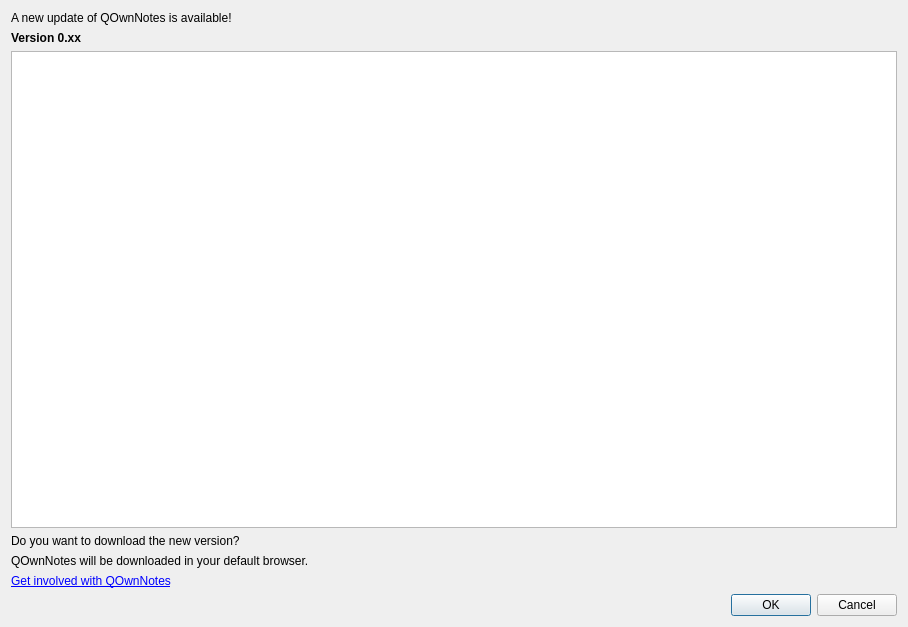
The window that src/dialogs/updatedialog.ui (pbek/QOwnNotes) describes before a commit, drawn with Qt 5.
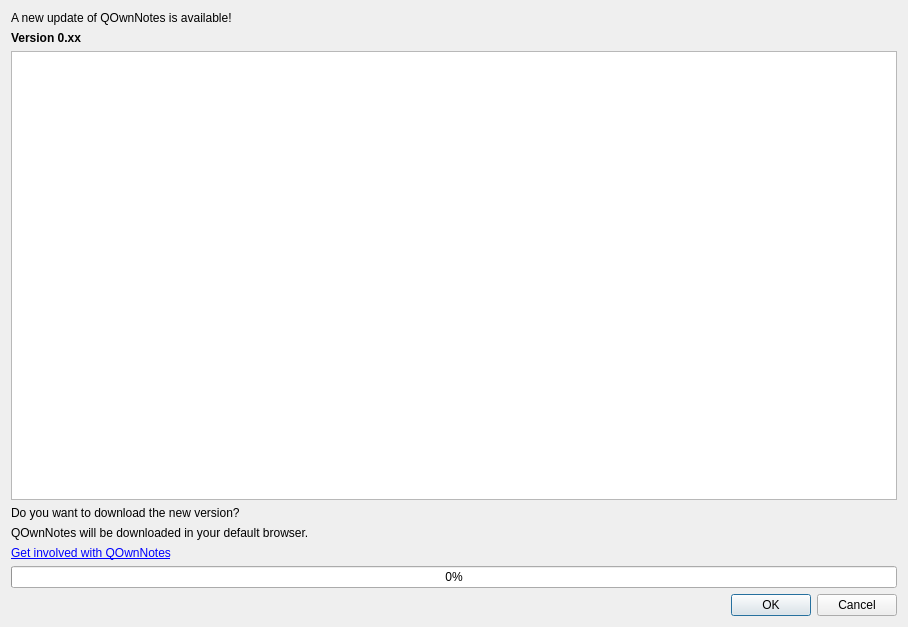
The same window after the commit. Icons and pictures are not drawn.

```diff
--- a/src/dialogs/updatedialog.ui
+++ b/src/dialogs/updatedialog.ui
@@ -49,8 +49,8 @@
         <string notr="true">&lt;!DOCTYPE HTML PUBLIC &quot;-//W3C//DTD HTML 4.0//EN&quot; &quot;http://www.w3.org/TR/REC-html40/strict.dtd&quot;&gt;
 &lt;html&gt;&lt;head&gt;&lt;meta name=&quot;qrichtext&quot; content=&quot;1&quot; /&gt;&lt;style type=&quot;text/css&quot;&gt;
 p, li { white-space: pre-wrap; }
-&lt;/style&gt;&lt;/head&gt;&lt;body style=&quot; font-family:'Sans Serif'; font-size:9pt; font-weight:400; font-style:normal;&quot;&gt;
-&lt;p style=&quot;-qt-paragraph-type:empty; margin-top:0px; margin-bottom:0px; margin-left:0px; margin-right:0px; -qt-block-indent:0; text-indent:0px;&quot;&gt;&lt;br /&gt;&lt;/p&gt;&lt;/body&gt;&lt;/html&gt;</string>
+&lt;/style&gt;&lt;/head&gt;&lt;body style=&quot; font-family:'Noto Sans'; font-size:11pt; font-weight:400; font-style:normal;&quot;&gt;
+&lt;p style=&quot;-qt-paragraph-type:empty; margin-top:0px; margin-bottom:0px; margin-left:0px; margin-right:0px; -qt-block-indent:0; text-indent:0px; font-family:'Sans Serif'; font-size:9pt;&quot;&gt;&lt;br /&gt;&lt;/p&gt;&lt;/body&gt;&lt;/html&gt;</string>
        </property>
        <property name="textInteractionFlags">
         <set>Qt::TextBrowserInteraction</set>
@@ -87,6 +87,13 @@
        </property>
       </widget>
      </item>
+     <item>
+      <widget class="QProgressBar" name="downloadProgressBar">
+       <property name="value">
+        <number>0</number>
+       </property>
+      </widget>
+     </item>
      <item>
       <widget class="QDialogButtonBox" name="buttonBox">
        <property name="orientation">
```
